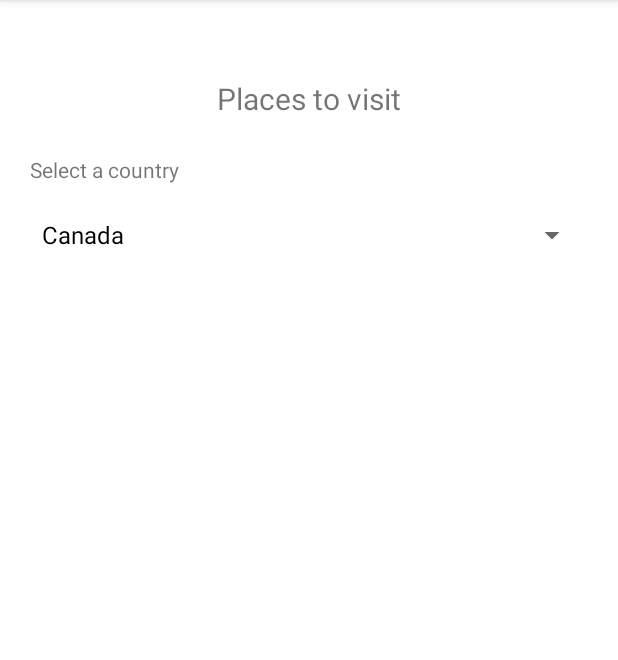
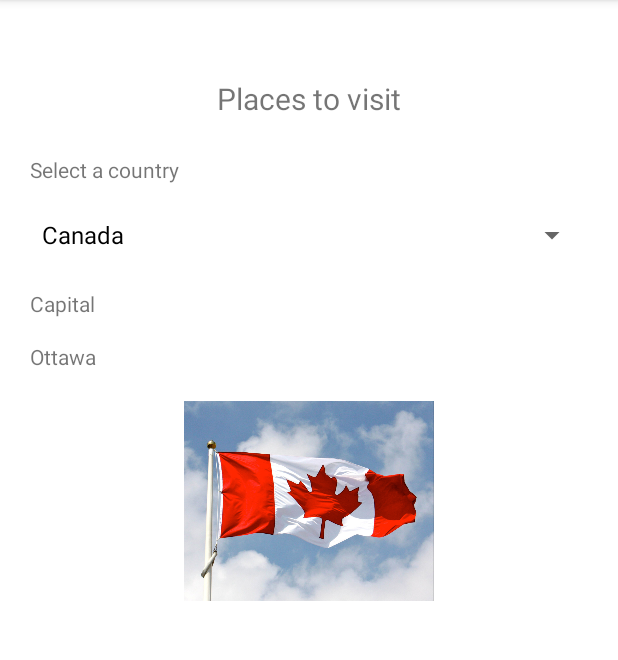
Before and after one commit to bhetwalnirmal/android-final-exam, an Android app: the screen it shows after launch (DestinationDetails), on a phone screen of 412 x 824 dp, the part 84-744 px from its top. Run offline under Robolectric (Android 15) with nearby library versions, the phone set to English and light mode, and no system bars.

Commit message:
displayed country flag

```diff
--- a/app/src/main/java/com/nirmalbhetwal/androidfinalexam/DestinationDetails.java
+++ b/app/src/main/java/com/nirmalbhetwal/androidfinalexam/DestinationDetails.java
@@ -3,8 +3,12 @@ package com.nirmalbhetwal.androidfinalexam;
 import androidx.appcompat.app.AppCompatActivity;
 
 import android.os.Bundle;
+import android.view.View;
+import android.widget.AdapterView;
 import android.widget.ArrayAdapter;
+import android.widget.ImageView;
 import android.widget.Spinner;
+import android.widget.TextView;
 
 import com.nirmalbhetwal.androidfinalexam.Models.Country;
 import com.nirmalbhetwal.androidfinalexam.Models.Place;
@@ -14,16 +18,35 @@ import java.util.ArrayList;
 public class DestinationDetails extends AppCompatActivity {
     Spinner spinnerCountryList;
     ArrayList<Country> countryList = new ArrayList<>();
+    TextView textViewCountryCapital;
+    ImageView imageViewCountryFlag;
+
     @Override
     protected void onCreate(Bundle savedInstanceState) {
         super.onCreate(savedInstanceState);
         setContentView(R.layout.activity_destination_details);
 
         fillData();
+        textViewCountryCapital = (TextView) findViewById(R.id.textViewCountryCapital);
+        imageViewCountryFlag = (ImageView) findViewById(R.id.imageViewCountryFlag);
         // initialize the spinner
         spinnerCountryList = (Spinner) findViewById(R.id.spinnerCountryList);
         ArrayAdapter countryAdapter = new ArrayAdapter(this, android.R.layout.simple_spinner_dropdown_item, countryList);
         spinnerCountryList.setAdapter(countryAdapter);
+
+        spinnerCountryList.setOnItemSelectedListener(new AdapterView.OnItemSelectedListener() {
+            @Override
+            public void onItemSelected(AdapterView<?> adapterView, View view, int i, long l) {
+                Country country = countryList.get(i);
+                textViewCountryCapital.setText(country.getCapital());
+                imageViewCountryFlag.setImageResource(country.getFlagId());
+            }
+
+            @Override
+            public void onNothingSelected(AdapterView<?> adapterView) {
+
+            }
+        });
     }
 
     void fillData () {
--- a/app/src/main/res/layout/activity_destination_details.xml
+++ b/app/src/main/res/layout/activity_destination_details.xml
@@ -34,4 +34,31 @@
         android:layout_marginTop="10dp"
         app:layout_constraintStart_toStartOf="parent"
         app:layout_constraintTop_toBottomOf="@+id/textView6" />
+
+    <TextView
+        android:id="@+id/textView7"
+        android:layout_width="wrap_content"
+        android:layout_height="wrap_content"
+        android:layout_marginTop="12dp"
+        android:text="Capital"
+        app:layout_constraintStart_toStartOf="parent"
+        app:layout_constraintTop_toBottomOf="@+id/spinnerCountryList" />
+
+    <TextView
+        android:id="@+id/textViewCountryCapital"
+        android:layout_width="85dp"
+        android:layout_height="17dp"
+        android:layout_marginTop="16dp"
+        app:layout_constraintStart_toStartOf="parent"
+        app:layout_constraintTop_toBottomOf="@+id/textView7" />
+
+    <ImageView
+        android:id="@+id/imageViewCountryFlag"
+        android:layout_width="232dp"
+        android:layout_height="133dp"
+        android:layout_marginTop="22dp"
+        app:layout_constraintEnd_toEndOf="parent"
+        app:layout_constraintStart_toStartOf="parent"
+        app:layout_constraintTop_toBottomOf="@+id/textViewCountryCapital"
+        app:srcCompat="@drawable/canada" />
 </androidx.constraintlayout.widget.ConstraintLayout>
```
